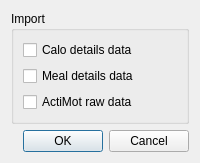
First picture: the form in tse_analytics/views/import_tse_dialog.ui, repository TSE-Systems/tse-analytics, before the edit.
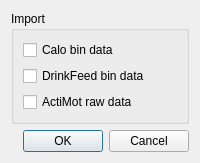
Second picture: the form after the edit.

The edit to the form file:
```diff
--- a/tse_analytics/views/import_tse_dialog.ui
+++ b/tse_analytics/views/import_tse_dialog.ui
@@ -18,14 +18,14 @@
         <item>
          <widget class="QCheckBox" name="checkBoxCalo">
           <property name="text">
-           <string>Calo details data</string>
+           <string>Calo bin data</string>
           </property>
          </widget>
         </item>
         <item>
          <widget class="QCheckBox" name="checkBoxMeal">
           <property name="text">
-           <string>Meal details data</string>
+           <string>DrinkFeed bin data</string>
           </property>
          </widget>
         </item>
```
Left out of the diff: 6 changed lines with no effect on the pictures.
